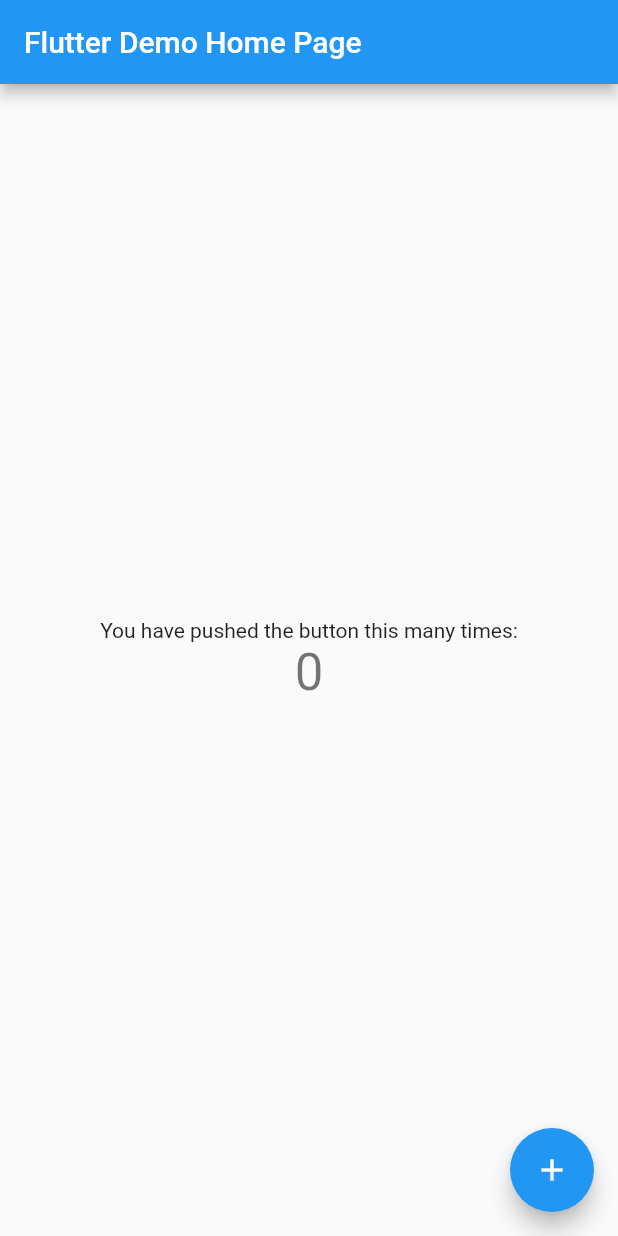
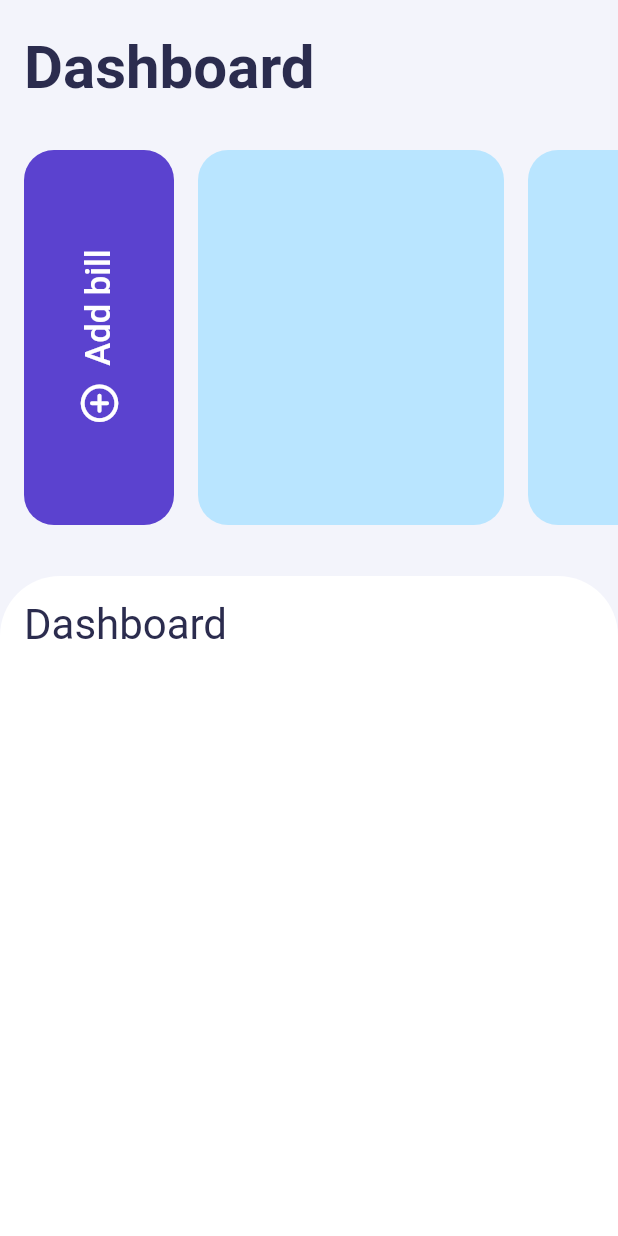
Before and after one commit to ShounakDeshmukh/Bill-Split-App-Flutter, a Flutter app: the screen it shows after launch, on a phone screen of 412 x 824 dp. Run offline on Flutter 3.47's test engine with Material 2 defaults, Android fonts, the phone set to English and light mode, and no system bars; our stand-ins replace google_fonts; Roboto replaces fonts that are missing (Oldenburg).

Commit message:
add: home screen

```diff
--- /dev/null
+++ b/lib/home_screen.dart
@@ -0,0 +1,119 @@
+import 'package:flutter/material.dart';
+import 'package:google_fonts/google_fonts.dart';
+
+class HomeScreen extends StatelessWidget {
+  const HomeScreen({Key? key}) : super(key: key);
+
+  @override
+  Widget build(BuildContext context) {
+    return Scaffold(
+      backgroundColor: Color(0xfff3f4fb),
+      appBar: AppBar(
+        toolbarHeight: 90,
+        elevation: 0,
+        backgroundColor: Colors.transparent,
+        title: const Text(
+          "Dashboard",
+          style: TextStyle(
+              fontWeight: FontWeight.bold,
+              fontSize: 40,
+              color: Color(0xff2b2c4e)),
+        ),
+      ),
+      body: Column(
+        children: [
+          Padding(
+            padding: const EdgeInsets.fromLTRB(16, 10, 0, 10),
+            child: SingleChildScrollView(
+              scrollDirection: Axis.horizontal,
+              child: Row(
+                children: [
+                  Container(
+                    margin: EdgeInsets.fromLTRB(0, 0, 8, 0),
+                    child: ElevatedButton(
+                      onPressed: (() {}),
+                      style: ElevatedButton.styleFrom(
+                          elevation: 0,
+                          fixedSize: const Size(100, 250),
+                          backgroundColor: const Color(0xff5b42cf),
+                          shape: RoundedRectangleBorder(
+                              borderRadius: BorderRadius.circular(20))),
+                      child: RotatedBox(
+                        quarterTurns: -1,
+                        child: Row(
+                          mainAxisAlignment: MainAxisAlignment.center,
+                          children: [
+                            Container(
+                              margin: EdgeInsets.only(right: 10),
+                              child: const Icon(
+                                Icons.add_circle_outline_rounded,
+                                size: 30,
+                              ),
+                            ),
+                            const Text(
+                              "Add bill",
+                              style: TextStyle(fontSize: 23),
+                            ),
+                          ],
+                        ),
+                      ),
+                    ),
+                  ),
+                  Cardbill(),
+                  Cardbill(),
+                ],
+              ),
+            ),
+          ),
+          Expanded(
+            child: Container(
+              decoration: const BoxDecoration(
+                borderRadius:
+                    BorderRadiusDirectional.vertical(top: Radius.circular(40)),
+                color: Colors.white,
+              ),
+              margin: EdgeInsets.only(top: 24),
+              height: 100,
+              child: Column(
+                children: [
+                  Padding(
+                    padding: const EdgeInsets.all(16),
+                    child: Row(
+                      children: [
+                        Text("Dashboard",
+                            style: GoogleFonts.oldenburg(
+                              textStyle: const TextStyle(
+                                  fontSize: 28, color: Color(0xff2b2c4e)),
+                            )),
+                      ],
+                    ),
+                  )
+                ],
+              ),
+            ),
+          )
+        ],
+      ),
+    );
+  }
+}
+
+class Cardbill extends StatelessWidget {
+  const Cardbill({super.key});
+
+  @override
+  Widget build(BuildContext context) {
+    return SizedBox(
+      height: 250,
+      width: 220,
+      child: Card(
+        elevation: 0,
+        margin: EdgeInsets.fromLTRB(8, 0, 8, 0),
+        color: const Color(0xffb9e5ff),
+        shape: RoundedRectangleBorder(
+          borderRadius: BorderRadius.circular(20),
+        ),
+      ),
+    );
+  }
+}
--- a/lib/main.dart
+++ b/lib/main.dart
@@ -1,3 +1,4 @@
+import 'package:bill_split_app/home_screen.dart';
 import 'package:flutter/material.dart';
 
 void main() {
@@ -24,92 +25,6 @@
           // is not restarted.
           primarySwatch: Colors.blue,
         ),
-      home: const MyHomePage(title: 'Flutter Demo Home Page'),
-    );
+        home: HomeScreen());
   }
 }
-
-class MyHomePage extends StatefulWidget {
-  const MyHomePage({super.key, required this.title});
-
-  // This widget is the home page of your application. It is stateful, meaning
-  // that it has a State object (defined below) that contains fields that affect
-  // how it looks.
-
-  // This class is the configuration for the state. It holds the values (in this
-  // case the title) provided by the parent (in this case the App widget) and
-  // used by the build method of the State. Fields in a Widget subclass are
-  // always marked "final".
-
-  final String title;
-
-  @override
-  State<MyHomePage> createState() => _MyHomePageState();
-}
-
-class _MyHomePageState extends State<MyHomePage> {
-  int _counter = 0;
-
-  void _incrementCounter() {
-    setState(() {
-      // This call to setState tells the Flutter framework that something has
-      // changed in this State, which causes it to rerun the build method below
-      // so that the display can reflect the updated values. If we changed
-      // _counter without calling setState(), then the build method would not be
-      // called again, and so nothing would appear to happen.
-      _counter++;
-    });
-  }
-
-  @override
-  Widget build(BuildContext context) {
-    // This method is rerun every time setState is called, for instance as done
-    // by the _incrementCounter method above.
-    //
-    // The Flutter framework has been optimized to make rerunning build methods
-    // fast, so that you can just rebuild anything that needs updating rather
-    // than having to individually change instances of widgets.
-    return Scaffold(
-      appBar: AppBar(
-        // Here we take the value from the MyHomePage object that was created by
-        // the App.build method, and use it to set our appbar title.
-        title: Text(widget.title),
-      ),
-      body: Center(
-        // Center is a layout widget. It takes a single child and positions it
-        // in the middle of the parent.
-        child: Column(
-          // Column is also a layout widget. It takes a list of children and
-          // arranges them vertically. By default, it sizes itself to fit its
-          // children horizontally, and tries to be as tall as its parent.
-          //
-          // Invoke "debug painting" (press "p" in the console, choose the
-          // "Toggle Debug Paint" action from the Flutter Inspector in Android
-          // Studio, or the "Toggle Debug Paint" command in Visual Studio Code)
-          // to see the wireframe for each widget.
-          //
-          // Column has various properties to control how it sizes itself and
-          // how it positions its children. Here we use mainAxisAlignment to
-          // center the children vertically; the main axis here is the vertical
-          // axis because Columns are vertical (the cross axis would be
-          // horizontal).
-          mainAxisAlignment: MainAxisAlignment.center,
-          children: <Widget>[
-            const Text(
-              'You have pushed the button this many times:',
-            ),
-            Text(
-              '$_counter',
-              style: Theme.of(context).textTheme.headline4,
-            ),
-          ],
-        ),
-      ),
-      floatingActionButton: FloatingActionButton(
-        onPressed: _incrementCounter,
-        tooltip: 'Increment',
-        child: const Icon(Icons.add),
-      ), // This trailing comma makes auto-formatting nicer for build methods.
-    );
-  }
-}
```
Also changed, not shown: pubspec.yaml (+6 -16 lines), pubspec.lock, 1 other file. Lines whose indentation alone changed are shown as unchanged.
